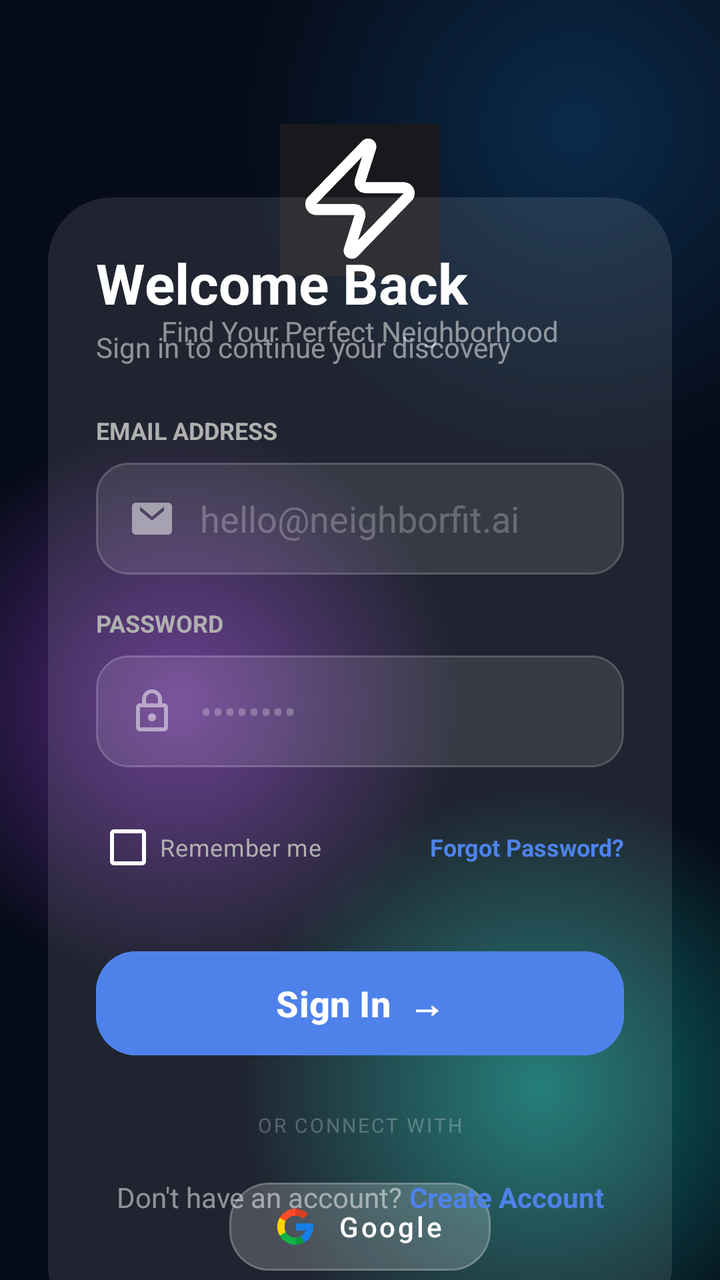
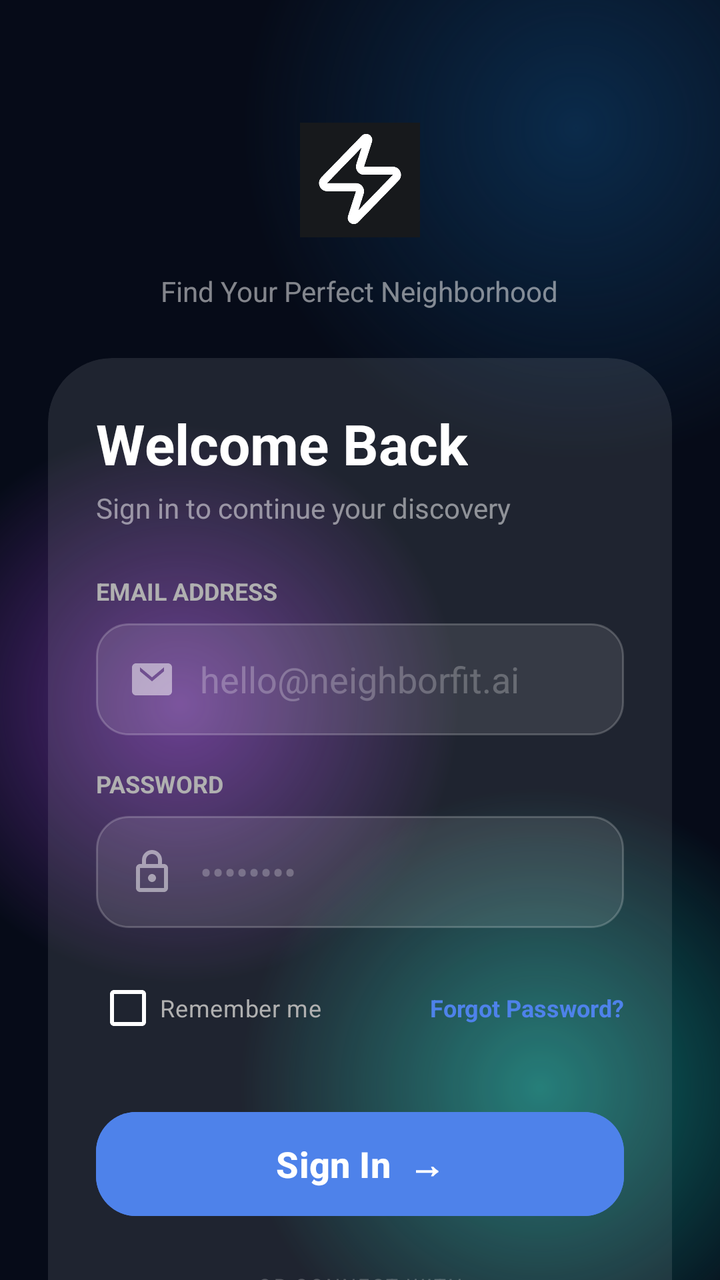

Screens rendered from an Android XML layout before and after an edit, with the pre-edit source and the edit as a unified diff.
<!-- AndroidManifest.xml: application theme Theme.NeighborFitAI -->
<!-- res/layout/activity_login.xml -->
<?xml version="1.0" encoding="utf-8"?>
<androidx.constraintlayout.widget.ConstraintLayout xmlns:android="http://schemas.android.com/apk/res/android"
    xmlns:app="http://schemas.android.com/apk/res-auto"
    xmlns:tools="http://schemas.android.com/tools"
    android:layout_width="match_parent"
    android:layout_height="match_parent"
    android:background="@drawable/login_dark_gradient">

    <ImageView
        android:id="@+id/ivLogo"
        android:layout_width="80dp"
        android:layout_height="80dp"
        android:layout_marginTop="60dp"
        android:src="@drawable/icon_black"
        app:layout_constraintEnd_toEndOf="parent"
        app:layout_constraintStart_toStartOf="parent"
        app:layout_constraintTop_toTopOf="parent" />

    <TextView
        android:id="@+id/tvSubtitle"
        android:layout_width="wrap_content"
        android:layout_height="wrap_content"
        android:layout_marginTop="16dp"
        android:text="Find Your Perfect Neighborhood"
        android:textColor="#80FFFFFF"
        android:textSize="14sp"
        app:layout_constraintEnd_toEndOf="parent"
        app:layout_constraintStart_toStartOf="parent"
        app:layout_constraintTop_toBottomOf="@+id/ivLogo" />

    <androidx.cardview.widget.CardView
        android:layout_width="0dp"
        android:layout_height="wrap_content"
        android:layout_margin="24dp"
        app:cardBackgroundColor="#1AFFFFFF"
        app:cardCornerRadius="32dp"
        app:cardElevation="0dp"
        app:layout_constraintBottom_toTopOf="@+id/llDontHaveAccount"
        app:layout_constraintEnd_toEndOf="parent"
        app:layout_constraintStart_toStartOf="parent"
        app:layout_constraintTop_toBottomOf="@+id/tvSubtitle">

        <LinearLayout
            android:layout_width="match_parent"
            android:layout_height="wrap_content"
            android:orientation="vertical"
            android:padding="24dp">

            <TextView
                android:layout_width="wrap_content"
                android:layout_height="wrap_content"
                android:text="Welcome Back"
                android:textColor="@android:color/white"
                android:textSize="28sp"
                android:textStyle="bold" />

            <TextView
                android:layout_width="wrap_content"
                android:layout_height="wrap_content"
                android:layout_marginTop="4dp"
                android:text="Sign in to continue your discovery"
                android:textColor="#80FFFFFF"
                android:textSize="14sp" />

            <TextView
                android:layout_width="wrap_content"
                android:layout_height="wrap_content"
                android:layout_marginTop="24dp"
                android:text="EMAIL ADDRESS"
                android:textColor="#B0B0B0"
                android:textSize="12sp"
                android:textStyle="bold" />

            <EditText
                android:id="@+id/etEmail"
                android:layout_width="match_parent"
                android:layout_height="56dp"
                android:layout_marginTop="8dp"
                android:background="@drawable/bg_edittext"
                android:drawableStart="@drawable/ic_email"
                android:drawablePadding="12dp"
                android:hint="hello@neighborfit.ai"
                android:inputType="textEmailAddress"
                android:paddingHorizontal="16dp"
                android:textColor="@android:color/white"
                android:textColorHint="#40FFFFFF" />

            <TextView
                android:layout_width="wrap_content"
                android:layout_height="wrap_content"
                android:layout_marginTop="16dp"
                android:text="PASSWORD"
                android:textColor="#B0B0B0"
                android:textSize="12sp"
                android:textStyle="bold" />

            <EditText
                android:id="@+id/etPassword"
                android:layout_width="match_parent"
                android:layout_height="56dp"
                android:layout_marginTop="8dp"
                android:background="@drawable/bg_edittext"
                android:drawableStart="@drawable/ic_lock"
                android:drawablePadding="12dp"
                android:hint="••••••••"
                android:inputType="textPassword"
                android:paddingHorizontal="16dp"
                android:textColor="@android:color/white"
                android:textColorHint="#40FFFFFF" />

            <RelativeLayout
                android:layout_width="match_parent"
                android:layout_height="wrap_content"
                android:layout_marginTop="16dp">

                <CheckBox
                    android:id="@+id/cbRememberMe"
                    android:layout_width="wrap_content"
                    android:layout_height="wrap_content"
                    android:buttonTint="@android:color/white"
                    android:text="Remember me"
                    android:textColor="#B0B0B0"
                    android:textSize="12sp" />

                <TextView
                    android:id="@+id/tvForgotPassword"
                    android:layout_width="wrap_content"
                    android:layout_height="wrap_content"
                    android:layout_alignParentEnd="true"
                    android:layout_centerVertical="true"
                    android:text="Forgot Password?"
                    android:textColor="#4E82EA"
                    android:textSize="12sp"
                    android:textStyle="bold" />
            </RelativeLayout>

            <Button
                android:id="@+id/btnSignIn"
                android:layout_width="match_parent"
                android:layout_height="60dp"
                android:layout_marginTop="24dp"
                android:backgroundTint="#4E82EA"
                android:text="Sign In  →"
                android:textAllCaps="false"
                android:textColor="@android:color/white"
                android:textSize="18sp"
                android:textStyle="bold"
                app:cornerRadius="20dp" />

            <TextView
                android:layout_width="wrap_content"
                android:layout_height="wrap_content"
                android:layout_gravity="center"
                android:layout_marginTop="24dp"
                android:letterSpacing="0.1"
                android:text="OR CONNECT WITH"
                android:textColor="#40FFFFFF"
                android:textSize="10sp" />

            <com.google.android.material.button.MaterialButton
                android:id="@+id/btnGoogle"
                style="@style/Widget.MaterialComponents.Button.OutlinedButton"
                android:layout_width="wrap_content"
                android:layout_height="56dp"
                android:layout_gravity="center"
                android:layout_marginTop="16dp"
                android:backgroundTint="#1AFFFFFF"
                android:paddingHorizontal="24dp"
                android:text="Google"
                android:textAllCaps="false"
                android:textColor="@android:color/white"
                app:cornerRadius="20dp"
                app:icon="@drawable/google"
                app:iconGravity="textStart"
                app:iconPadding="12dp"
                app:iconTint="@null"
                app:strokeColor="#33FFFFFF"
                app:strokeWidth="1dp" />

        </LinearLayout>
    </androidx.cardview.widget.CardView>

    <LinearLayout
        android:id="@+id/llDontHaveAccount"
        android:layout_width="wrap_content"
        android:layout_height="wrap_content"
        android:layout_marginBottom="32dp"
        android:orientation="horizontal"
        app:layout_constraintBottom_toBottomOf="parent"
        app:layout_constraintEnd_toEndOf="parent"
        app:layout_constraintStart_toStartOf="parent">

        <TextView
            android:layout_width="wrap_content"
            android:layout_height="wrap_content"
            android:text="Don't have an account? "
            android:textColor="#80FFFFFF" />

        <TextView
            android:id="@+id/tvCreateAccount"
            android:layout_width="wrap_content"
            android:layout_height="wrap_content"
            android:text="Create Account"
            android:textColor="#4E82EA"
            android:textStyle="bold" />
    </LinearLayout>

</androidx.constraintlayout.widget.ConstraintLayout>
<!-- resources referenced by this layout -->
<resources>
  <!-- drawable bg_edittext (drawable) -->
  <?xml version="1.0" encoding="utf-8"?>
  <shape xmlns:android="http://schemas.android.com/apk/res/android">
      <solid android:color="#1AFFFFFF" />
      <corners android:radius="16dp" />
      <stroke android:width="1dp" android:color="#33FFFFFF" />
  </shape>
  <!-- drawable google: png bitmap (drawable, 20865 bytes) -->
  <!-- drawable ic_email (drawable) -->
  <vector xmlns:android="http://schemas.android.com/apk/res/android"
      android:width="24dp"
      android:height="24dp"
      android:viewportWidth="24"
      android:viewportHeight="24">
    <path
        android:fillColor="#80FFFFFF"
        android:pathData="M20,4H4C2.9,4 2,4.9 2,6V18C2,19.1 2.9,20 4,20H20C21.1,20 22,19.1 22,18V6C22,4.9 21.1,4 20,4ZM18,8L12,13L6,8V6L12,11L18,6V8Z"/>
  </vector>
  <!-- drawable ic_lock (drawable) -->
  <vector xmlns:android="http://schemas.android.com/apk/res/android"
      android:width="24dp"
      android:height="24dp"
      android:viewportWidth="24"
      android:viewportHeight="24">
    <path
        android:fillColor="#80FFFFFF"
        android:pathData="M18,8H17V6C17,3.24 14.76,1 12,1C9.24,1 7,3.24 7,6V8H6C4.9,8 4,8.9 4,10V20C4,21.1 4.9,22 6,22H18C19.1,22 20,21.1 20,20V10C20,8.9 19.1,8 18,8ZM9,6C9,4.34 10.34,3 12,3C13.66,3 15,4.34 15,6V8H9V6ZM18,20H6V10H18V20ZM12,17C13.1,17 14,16.1 14,15C14,13.9 13.1,13 12,13C10.9,13 10,13.9 10,15C10,16.1 10.9,17 12,17Z"/>
  </vector>
  <!-- drawable icon_black: png bitmap (drawable, 13687 bytes) -->
  <!-- drawable login_dark_gradient (drawable) -->
  <?xml version="1.0" encoding="utf-8"?>
  <layer-list xmlns:android="http://schemas.android.com/apk/res/android">
  
      
      <item>
          <shape>
              <solid android:color="#060B18"/>
          </shape>
      </item>
  
      
      <item>
          <shape>
              <gradient
                  android:type="radial"
                  android:gradientRadius="420"
                  android:centerX="0.25"
                  android:centerY="0.55"
                  android:startColor="#5B2A86"
                  android:endColor="#00000000"/>
          </shape>
      </item>
  
      
      <item>
          <shape>
              <gradient
                  android:type="radial"
                  android:gradientRadius="450"
                  android:centerX="0.75"
                  android:centerY="0.85"
                  android:startColor="#0C6F6A"
                  android:endColor="#00000000"/>
          </shape>
      </item>
  
      
      <item>
          <shape>
              <gradient
                  android:type="radial"
                  android:gradientRadius="500"
                  android:centerX="0.80"
                  android:centerY="0.10"
                  android:startColor="#0A2A4A"
                  android:endColor="#00000000"/>
          </shape>
      </item>
  
  </layer-list>
  <style name="Theme.NeighborFitAI" parent="Base.Theme.NeighborFitAI" />
  <style name="Base.Theme.NeighborFitAI" parent="Theme.Material3.DayNight.NoActionBar">
          
          
      </style>
</resources>

<!-- the commit's change to res/layout/activity_login.xml (unified diff, before → after) -->
@@ -6,203 +6,213 @@
     android:layout_height="match_parent"
     android:background="@drawable/login_dark_gradient">
 
-    <ImageView
-        android:id="@+id/ivLogo"
-        android:layout_width="80dp"
-        android:layout_height="80dp"
-        android:layout_marginTop="60dp"
-        android:src="@drawable/icon_black"
-        app:layout_constraintEnd_toEndOf="parent"
+    
+    <androidx.core.widget.NestedScrollView
+        android:layout_width="0dp"
+        android:layout_height="0dp"
+        android:fillViewport="true"
+        app:layout_constraintTop_toTopOf="parent"
+        app:layout_constraintBottom_toBottomOf="parent"
         app:layout_constraintStart_toStartOf="parent"
-        app:layout_constraintTop_toTopOf="parent" />
-
-    <TextView
-        android:id="@+id/tvSubtitle"
-        android:layout_width="wrap_content"
-        android:layout_height="wrap_content"
-        android:layout_marginTop="16dp"
-        android:text="Find Your Perfect Neighborhood"
-        android:textColor="#80FFFFFF"
-        android:textSize="14sp"
-        app:layout_constraintEnd_toEndOf="parent"
-        app:layout_constraintStart_toStartOf="parent"
-        app:layout_constraintTop_toBottomOf="@+id/ivLogo" />
-
-    <androidx.cardview.widget.CardView
-        android:layout_width="0dp"
-        android:layout_height="wrap_content"
-        android:layout_margin="24dp"
-        app:cardBackgroundColor="#1AFFFFFF"
-        app:cardCornerRadius="32dp"
-        app:cardElevation="0dp"
-        app:layout_constraintBottom_toTopOf="@+id/llDontHaveAccount"
-        app:layout_constraintEnd_toEndOf="parent"
-        app:layout_constraintStart_toStartOf="parent"
-        app:layout_constraintTop_toBottomOf="@+id/tvSubtitle">
+        app:layout_constraintEnd_toEndOf="parent">
 
         <LinearLayout
             android:layout_width="match_parent"
             android:layout_height="wrap_content"
-            android:orientation="vertical"
-            android:padding="24dp">
+            android:orientation="vertical">
+
+            <ImageView
+                android:id="@+id/ivLogo"
+                android:layout_width="60dp"
+                android:layout_height="60dp"
+                android:layout_marginTop="60dp"
+                android:layout_gravity="center_horizontal"
+                android:src="@drawable/icon_black" />
 
             <TextView
+                android:id="@+id/tvSubtitle"
                 android:layout_width="wrap_content"
                 android:layout_height="wrap_content"
-                android:text="Welcome Back"
-                android:textColor="@android:color/white"
-                android:textSize="28sp"
-                android:textStyle="bold" />
-
-            <TextView
-                android:layout_width="wrap_content"
-                android:layout_height="wrap_content"
-                android:layout_marginTop="4dp"
-                android:text="Sign in to continue your discovery"
+                android:layout_marginTop="16dp"
+                android:layout_gravity="center_horizontal"
+                android:text="Find Your Perfect Neighborhood"
                 android:textColor="#80FFFFFF"
                 android:textSize="14sp" />
 
-            <TextView
+            <androidx.cardview.widget.CardView
+                android:layout_width="match_parent"
+                android:layout_height="wrap_content"
+                android:layout_margin="24dp"
+                android:layout_marginTop="24dp"
+                app:cardBackgroundColor="#1AFFFFFF"
+                app:cardCornerRadius="32dp"
+                app:cardElevation="0dp">
+
+                <LinearLayout
+                    android:layout_width="match_parent"
+                    android:layout_height="wrap_content"
+                    android:orientation="vertical"
+                    android:padding="24dp">
+
+                    <TextView
+                        android:layout_width="wrap_content"
+                        android:layout_height="wrap_content"
+                        android:text="Welcome Back"
+                        android:textColor="@android:color/white"
+                        android:textSize="28sp"
+                        android:textStyle="bold" />
+
+                    <TextView
+                        android:layout_width="wrap_content"
+                        android:layout_height="wrap_content"
+                        android:layout_marginTop="4dp"
+                        android:text="Sign in to continue your discovery"
+                        android:textColor="#80FFFFFF"
+                        android:textSize="14sp" />
+
+                    <TextView
+                        android:layout_width="wrap_content"
+                        android:layout_height="wrap_content"
+                        android:layout_marginTop="24dp"
+                        android:text="EMAIL ADDRESS"
+                        android:textColor="#B0B0B0"
+                        android:textSize="12sp"
+                        android:textStyle="bold" />
+
+                    <EditText
+                        android:id="@+id/etEmail"
+                        android:layout_width="match_parent"
+                        android:layout_height="56dp"
+                        android:layout_marginTop="8dp"
+                        android:background="@drawable/bg_edittext"
+                        android:drawableStart="@drawable/ic_email"
+                        android:drawablePadding="12dp"
+                        android:hint="hello@neighborfit.ai"
+                        android:inputType="textEmailAddress"
+                        android:paddingHorizontal="16dp"
+                        android:textColor="@android:color/white"
+                        android:textColorHint="#40FFFFFF" />
+
+                    <TextView
+                        android:layout_width="wrap_content"
+                        android:layout_height="wrap_content"
+                        android:layout_marginTop="16dp"
+                        android:text="PASSWORD"
+                        android:textColor="#B0B0B0"
+                        android:textSize="12sp"
+                        android:textStyle="bold" />
+
+                    <EditText
+                        android:id="@+id/etPassword"
+                        android:layout_width="match_parent"
+                        android:layout_height="56dp"
+                        android:layout_marginTop="8dp"
+                        android:background="@drawable/bg_edittext"
+                        android:drawableStart="@drawable/ic_lock"
+                        android:drawablePadding="12dp"
+                        android:hint="••••••••"
+                        android:inputType="textPassword"
+                        android:paddingHorizontal="16dp"
+                        android:textColor="@android:color/white"
+                        android:textColorHint="#40FFFFFF" />
+
+                    <RelativeLayout
+                        android:layout_width="match_parent"
+                        android:layout_height="wrap_content"
+                        android:layout_marginTop="16dp">
+
+                        <CheckBox
+                            android:id="@+id/cbRememberMe"
+                            android:layout_width="wrap_content"
+                            android:layout_height="wrap_content"
+                            android:buttonTint="@android:color/white"
+                            android:text="Remember me"
+                            android:textColor="#B0B0B0"
+                            android:textSize="12sp" />
+
+                        <TextView
+                            android:id="@+id/tvForgotPassword"
+                            android:layout_width="wrap_content"
+                            android:layout_height="wrap_content"
+                            android:layout_alignParentEnd="true"
+                            android:layout_centerVertical="true"
+                            android:text="Forgot Password?"
+                            android:textColor="#4E82EA"
+                            android:textSize="12sp"
+                            android:textStyle="bold" />
+                    </RelativeLayout>
+
+                    <Button
+                        android:id="@+id/btnSignIn"
+                        android:layout_width="match_parent"
+                        android:layout_height="60dp"
+                        android:layout_marginTop="24dp"
+                        android:backgroundTint="#4E82EA"
+                        android:text="Sign In  →"
+                        android:textAllCaps="false"
+                        android:textColor="@android:color/white"
+                        android:textSize="18sp"
+                        android:textStyle="bold"
+                        app:cornerRadius="20dp" />
+
+                    <TextView
+                        android:layout_width="wrap_content"
+                        android:layout_height="wrap_content"
+                        android:layout_gravity="center"
+                        android:layout_marginTop="24dp"
+                        android:letterSpacing="0.1"
+                        android:text="OR CONNECT WITH"
+                        android:textColor="#40FFFFFF"
+                        android:textSize="10sp" />
+
+                    <com.google.android.material.button.MaterialButton
+                        android:id="@+id/btnGoogle"
+                        style="@style/Widget.MaterialComponents.Button.OutlinedButton"
+                        android:layout_width="wrap_content"
+                        android:layout_height="56dp"
+                        android:layout_gravity="center"
+                        android:layout_marginTop="16dp"
+                        android:backgroundTint="#1AFFFFFF"
+                        android:paddingHorizontal="24dp"
+                        android:text="Google"
+                        android:textAllCaps="false"
+                        android:textColor="@android:color/white"
+                        app:cornerRadius="20dp"
+                        app:icon="@drawable/google"
+                        app:iconGravity="textStart"
+                        app:iconPadding="12dp"
+                        app:iconTint="@null"
+                        app:strokeColor="#33FFFFFF"
+                        app:strokeWidth="1dp" />
+
+                </LinearLayout>
+            </androidx.cardview.widget.CardView>
+
+            <LinearLayout
+                android:id="@+id/llDontHaveAccount"
                 android:layout_width="wrap_content"
                 android:layout_height="wrap_content"
                 android:layout_marginTop="24dp"
-                android:text="EMAIL ADDRESS"
-                android:textColor="#B0B0B0"
-                android:textSize="12sp"
-                android:textStyle="bold" />
-
-            <EditText
-                android:id="@+id/etEmail"
-                android:layout_width="match_parent"
-                android:layout_height="56dp"
-                android:layout_marginTop="8dp"
-                android:background="@drawable/bg_edittext"
-                android:drawableStart="@drawable/ic_email"
-                android:drawablePadding="12dp"
-                android:hint="hello@neighborfit.ai"
-                android:inputType="textEmailAddress"
-                android:paddingHorizontal="16dp"
-                android:textColor="@android:color/white"
-                android:textColorHint="#40FFFFFF" />
-
-            <TextView
-                android:layout_width="wrap_content"
-                android:layout_height="wrap_content"
-                android:layout_marginTop="16dp"
-                android:text="PASSWORD"
-                android:textColor="#B0B0B0"
-                android:textSize="12sp"
-                android:textStyle="bold" />
-
-            <EditText
-                android:id="@+id/etPassword"
-                android:layout_width="match_parent"
-                android:layout_height="56dp"
-                android:layout_marginTop="8dp"
-                android:background="@drawable/bg_edittext"
-                android:drawableStart="@drawable/ic_lock"
-                android:drawablePadding="12dp"
-                android:hint="••••••••"
-                android:inputType="textPassword"
-                android:paddingHorizontal="16dp"
-                android:textColor="@android:color/white"
-                android:textColorHint="#40FFFFFF" />
-
-            <RelativeLayout
-                android:layout_width="match_parent"
-                android:layout_height="wrap_content"
-                android:layout_marginTop="16dp">
-
-                <CheckBox
-                    android:id="@+id/cbRememberMe"
+                android:layout_marginBottom="32dp"
+                android:layout_gravity="center"
+                android:orientation="horizontal">
+
+                <TextView
                     android:layout_width="wrap_content"
                     android:layout_height="wrap_content"
-                    android:buttonTint="@android:color/white"
-                    android:text="Remember me"
-                    android:textColor="#B0B0B0"
-                    android:textSize="12sp" />
+                    android:text="Don't have an account? "
+                    android:textColor="#80FFFFFF" />
 
                 <TextView
-                    android:id="@+id/tvForgotPassword"
+                    android:id="@+id/tvCreateAccount"
                     android:layout_width="wrap_content"
                     android:layout_height="wrap_content"
-                    android:layout_alignParentEnd="true"
-                    android:layout_centerVertical="true"
-                    android:text="Forgot Password?"
+                    android:text="Create Account"
                     android:textColor="#4E82EA"
-                    android:textSize="12sp"
                     android:textStyle="bold" />
-            </RelativeLayout>
-
-            <Button
-                android:id="@+id/btnSignIn"
-                android:layout_width="match_parent"
-                android:layout_height="60dp"
-                android:layout_marginTop="24dp"
-                android:backgroundTint="#4E82EA"
-                android:text="Sign In  →"
-                android:textAllCaps="false"
-                android:textColor="@android:color/white"
-                android:textSize="18sp"
-                android:textStyle="bold"
-                app:cornerRadius="20dp" />
-
-            <TextView
-                android:layout_width="wrap_content"
-                android:layout_height="wrap_content"
-                android:layout_gravity="center"
-                android:layout_marginTop="24dp"
-                android:letterSpacing="0.1"
-                android:text="OR CONNECT WITH"
-                android:textColor="#40FFFFFF"
-                android:textSize="10sp" />
-
-            <com.google.android.material.button.MaterialButton
-                android:id="@+id/btnGoogle"
-                style="@style/Widget.MaterialComponents.Button.OutlinedButton"
-                android:layout_width="wrap_content"
-                android:layout_height="56dp"
-                android:layout_gravity="center"
-                android:layout_marginTop="16dp"
-                android:backgroundTint="#1AFFFFFF"
-                android:paddingHorizontal="24dp"
-                android:text="Google"
-                android:textAllCaps="false"
-                android:textColor="@android:color/white"
-                app:cornerRadius="20dp"
-                app:icon="@drawable/google"
-                app:iconGravity="textStart"
-                app:iconPadding="12dp"
-                app:iconTint="@null"
-                app:strokeColor="#33FFFFFF"
-                app:strokeWidth="1dp" />
+            </LinearLayout>
 
         </LinearLayout>
-    </androidx.cardview.widget.CardView>
-
-    <LinearLayout
-        android:id="@+id/llDontHaveAccount"
-        android:layout_width="wrap_content"
-        android:layout_height="wrap_content"
-        android:layout_marginBottom="32dp"
-        android:orientation="horizontal"
-        app:layout_constraintBottom_toBottomOf="parent"
-        app:layout_constraintEnd_toEndOf="parent"
-        app:layout_constraintStart_toStartOf="parent">
-
-        <TextView
-            android:layout_width="wrap_content"
-            android:layout_height="wrap_content"
-            android:text="Don't have an account? "
-            android:textColor="#80FFFFFF" />
-
-        <TextView
-            android:id="@+id/tvCreateAccount"
-            android:layout_width="wrap_content"
-            android:layout_height="wrap_content"
-            android:text="Create Account"
-            android:textColor="#4E82EA"
-            android:textStyle="bold" />
-    </LinearLayout>
+    </androidx.core.widget.NestedScrollView>
 
 </androidx.constraintlayout.widget.ConstraintLayout>
